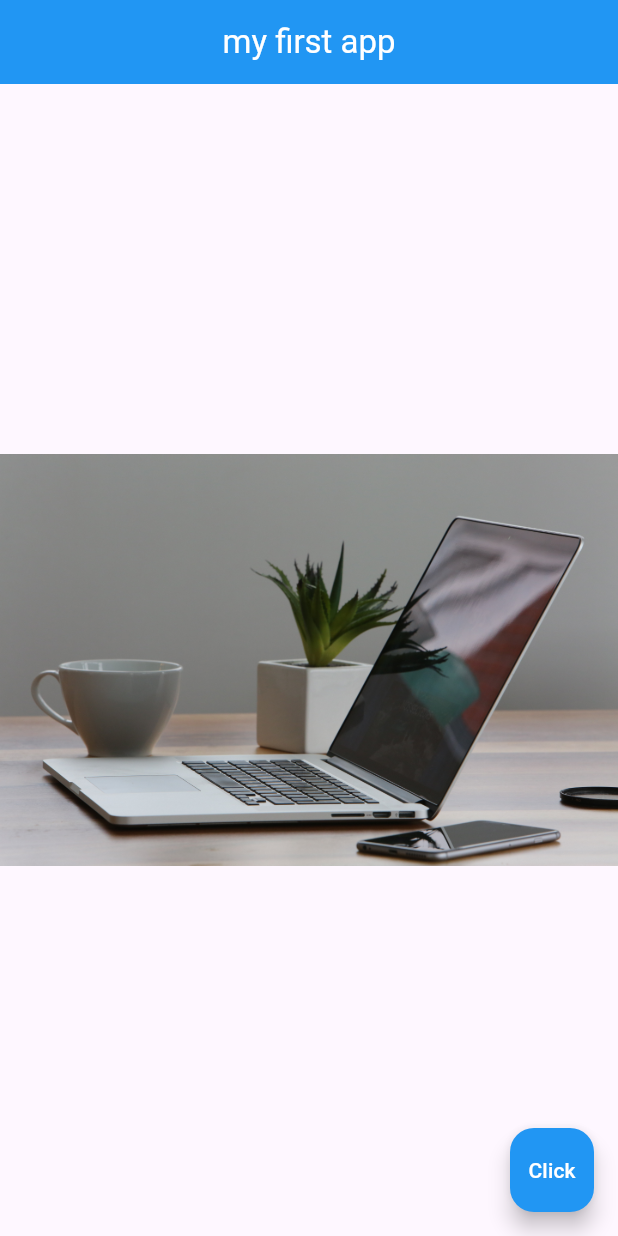
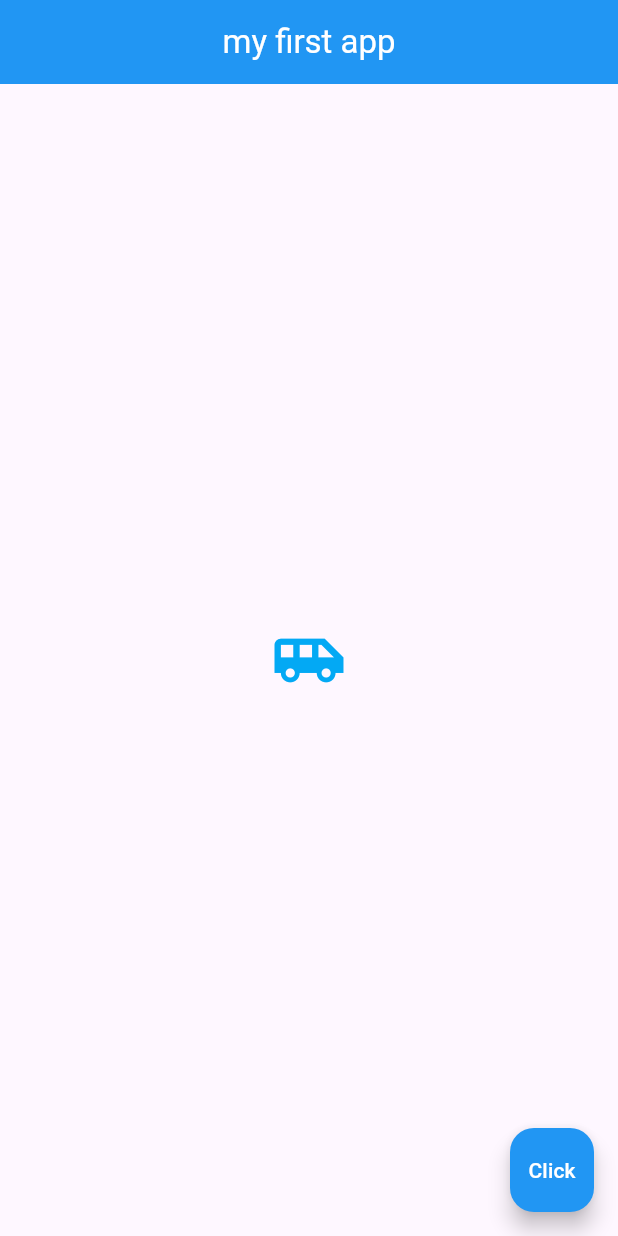
Before and after one commit to Prihantoedi/FlutterTest, a Flutter app: the screen it shows after launch, on a phone screen of 412 x 824 dp. Run offline on Flutter 3.47's test engine with Material 3 defaults, Android fonts, the phone set to English and light mode, and no system bars.

Commit message:
using an Icon

```diff
--- a/lib/main.dart
+++ b/lib/main.dart
@@ -21,9 +21,11 @@ class Home extends StatelessWidget{
           centerTitle: true,
         ),
         body: Center(
-          child: Image(
-                image: AssetImage('assets/laptop2.jpg'),
-          ),
+          child: Icon(
+            Icons.airport_shuttle,
+            color: Colors.lightBlue,
+            size: 50.0,
+          )
         ),
         floatingActionButton: FloatingActionButton(
           onPressed: (){},
```
